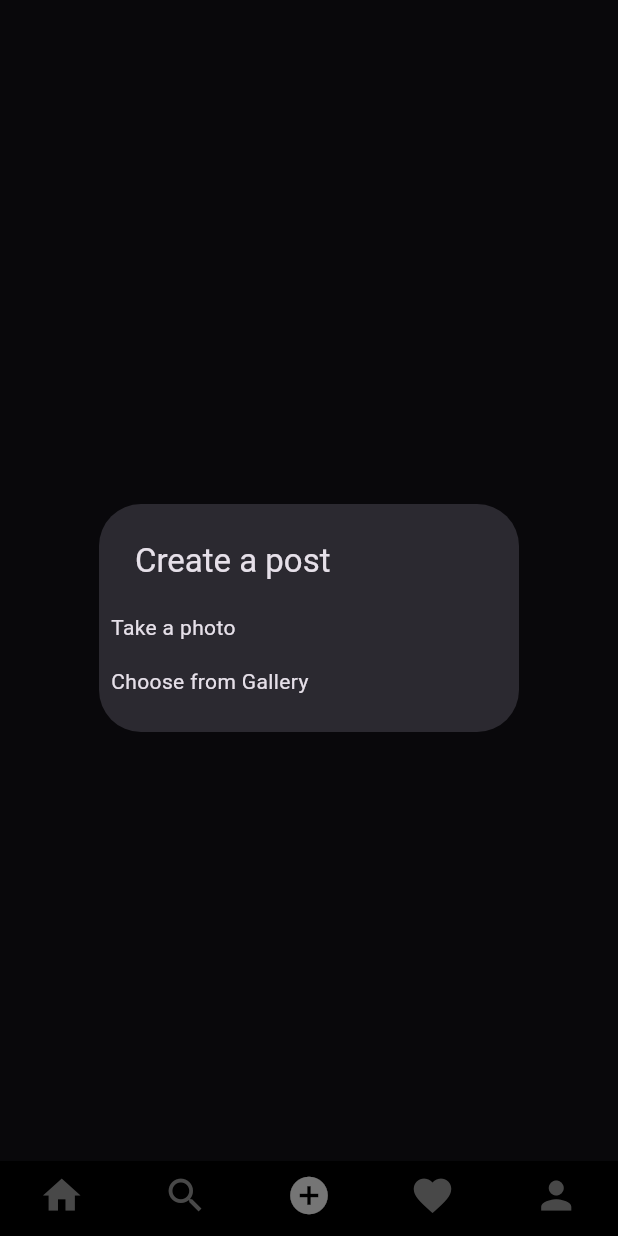
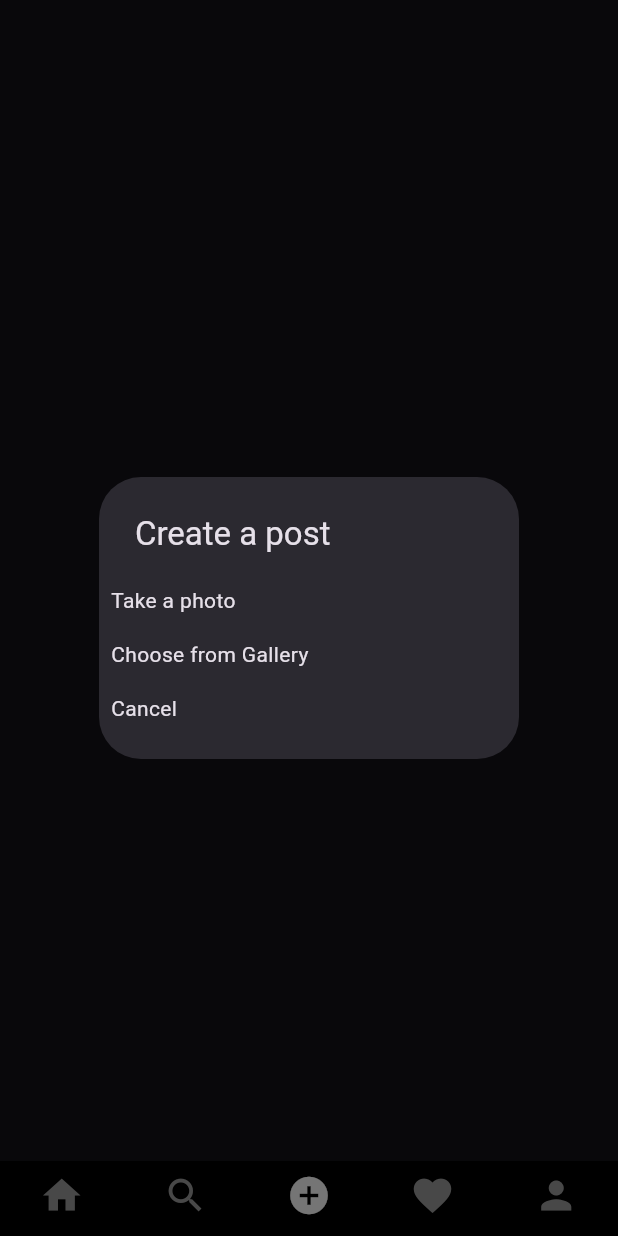
Before and after one commit to otmane-elb/instagram, a Flutter app: the screen it shows once a user with an empty profile is signed in, item 3 of the bottom bar chosen, after a tap on the "upload" icon, on a phone screen of 412 x 824 dp. Run offline on Flutter 3.47's test engine with Material 2 defaults, Android fonts, the phone set to English and light mode, and no system bars; our stand-ins replace cloud_firestore, firebase_auth, firebase_core, firebase_storage, flutter_svg, get and 2 more; accounts and stored records are empty.

Commit message:
AddPost controller / screen

```diff
--- a/lib/controllers/add_post_controller.dart
+++ b/lib/controllers/add_post_controller.dart
@@ -1,40 +1,82 @@
 import 'dart:typed_data';
 
+import 'package:cloud_firestore/cloud_firestore.dart';
+import 'package:firebase_core/firebase_core.dart';
 import 'package:flutter/material.dart';
 import 'package:get/get.dart';
 import 'package:image_picker/image_picker.dart';
+import 'package:instagramv2/models/post_model.dart';
+import 'package:instagramv2/services/storage.dart';
 import 'package:instagramv2/utils/image_picker.dart';
+import 'package:uuid/uuid.dart';
 
 class AddPostController extends GetxController {
   static AddPostController get instance => Get.find();
-  Rx<Uint8List>? Gfile;
+  late Rx<Uint8List?> gfile;
+  final FirebaseFirestore firestore = FirebaseFirestore.instance;
+
+  AddPostController() {
+    gfile = Rx<Uint8List?>(null);
+  }
   selectImage(BuildContext context) async {
     return showDialog(
         context: context,
         builder: (context) {
           return SimpleDialog(
-            title: Text("Create a post "),
+            title: const Text("Create a post "),
             children: [
               SimpleDialogOption(
-                padding: EdgeInsets.all(8),
-                child: Text("Take a photo"),
+                padding: const EdgeInsets.all(8),
+                child: const Text("Take a photo"),
                 onPressed: () async {
                   Get.back();
                   Uint8List file = await pickerimage(ImageSource.camera);
-                  Gfile?.value = file;
+                  gfile.value = file;
                 },
               ),
               SimpleDialogOption(
-                padding: EdgeInsets.all(8),
-                child: Text("Choose from Gallery"),
+                padding: const EdgeInsets.all(8),
+                child: const Text("Choose from Gallery"),
                 onPressed: () async {
                   Get.back();
                   Uint8List file = await pickerimage(ImageSource.gallery);
-                  Gfile?.value = file;
+                  gfile.value = file;
+                },
+              ),
+              SimpleDialogOption(
+                padding: const EdgeInsets.all(8),
+                child: const Text("Cancel "),
+                onPressed: () async {
+                  Get.back();
                 },
               ),
             ],
           );
         });
   }
+
+//
+
+  // add post to firestore
+  Future<String> uploadPost(String description, Uint8List file, String uid,
+      String profImage, String username) async {
+    String res = 'error';
+    try {
+      String photoUrl = await StorageMethodes()
+          .uploadImageToStorage('posts', file, true, uid);
+      String postId = Uuid().v1();
+      Post post = Post(
+          description: description,
+          uid: uid,
+          postId: postId,
+          username: username,
+          datePublished: DateTime.now(),
+          postUrl: photoUrl,
+          likes: [],
+          profImage: profImage);
+    } catch (e) {
+      res = e.toString();
+    }
+    return res;
+  }
 }
--- /dev/null
+++ b/lib/models/post_model.dart
@@ -0,0 +1,51 @@
+import 'package:cloud_firestore/cloud_firestore.dart';
+
+class Post {
+  final String description;
+  final String uid;
+  final String postId;
+  final String username;
+  final  datePublished;
+  final String postUrl;
+  final String profImage;
+  final likes;
+  const Post(
+      {required this.description,
+      required this.uid,
+      required this.postId,
+      required this.username,
+      required this.datePublished,
+      required this.postUrl,
+      required this.likes,
+      required this.profImage});
+  Map<String, dynamic> toJson() {
+    return {
+      'description': description,
+      'uid': uid,
+      'postId': postId,
+      'username': username,
+      'datePublished': datePublished,
+      'postUrl': postUrl,
+      'profImage': profImage,
+      'likes': likes,
+    };
+  }
+
+  static Post fromsnapshot(DocumentSnapshot snap) {
+    var snapshot = snap.data();
+    if (snapshot != null && snapshot is Map<String, dynamic>) {
+      return Post(
+        description: snapshot['description'],
+        uid: snapshot['uid'],
+        postId: snapshot['postId'],
+        username: snapshot['username'],
+        datePublished: snapshot['datePublished'],
+        postUrl: snapshot['postUrl'],
+        profImage: snapshot['profImage'],
+        likes: snapshot['likes'],
+      );
+    } else {
+      throw Exception('Invalid snapshot data');
+    }
+  }
+}
--- a/lib/models/user_model.dart
+++ b/lib/models/user_model.dart
@@ -29,8 +29,9 @@ class User {
     };
   }
 
-  static User fromsnapshot(DocumentSnapshot snap) {
-    var snapshot = snap.data() as Map<String, dynamic>;
+static User fromsnapshot(DocumentSnapshot snap) {
+  var snapshot = snap.data();
+  if (snapshot != null && snapshot is Map<String, dynamic>) {
     return User(
       email: snapshot['email'],
       uid: snapshot['uid'],
@@ -40,5 +41,9 @@ class User {
       followers: snapshot['followers'],
       following: snapshot['following'],
     );
+  } else {
+    throw Exception('Invalid snapshot data');
   }
 }
+
+}
--- a/lib/responsive/mobile_screen_layout.dart
+++ b/lib/responsive/mobile_screen_layout.dart
@@ -18,7 +18,7 @@ class MobileScreenLayout extends StatelessWidget {
     return Scaffold(
       body: SafeArea(
         child: PageView(
-            physics: NeverScrollableScrollPhysics(),
+            physics: const NeverScrollableScrollPhysics(),
             controller: pagecontroller.pageController.value,
             onPageChanged: (value) {},
             children: homeScreenItems),
--- a/lib/screens/add_post_screen.dart
+++ b/lib/screens/add_post_screen.dart
@@ -2,6 +2,7 @@ import 'package:flutter/foundation.dart';
 import 'package:flutter/material.dart';
 import 'package:get/get.dart';
 import 'package:instagramv2/controllers/add_post_controller.dart';
+import 'package:instagramv2/services/get_data.dart';
 import 'package:instagramv2/utils/colors.dart';
 
 class AddPostScreen extends StatelessWidget {
@@ -10,32 +11,42 @@ class AddPostScreen extends StatelessWidget {
   @override
   Widget build(BuildContext context) {
     final controller = Get.put(AddPostController());
-    Uint8List? file = controller.Gfile?.value;
+    final controller2 = Get.put(Databsecontroller());
+
+    return Obx(() {
+      Uint8List? file = controller.gfile.value;
+
       return file == null
           ? Center(
               child: IconButton(
                 onPressed: () {
                   controller.selectImage(context);
                 },
-                icon: Icon(Icons.upload)),
+                icon: const Icon(Icons.upload),
+              ),
             )
           : Scaffold(
               appBar: AppBar(
                 backgroundColor: mobileBackgroundColor,
                 leading: IconButton(
-                  onPressed: () {}, icon: const Icon(Icons.arrow_back)),
+                  onPressed: () {},
+                  icon: const Icon(Icons.arrow_back),
+                ),
                 title: const Text("Add Post"),
                 centerTitle: false,
                 actions: [
                   TextButton(
-                    onPressed: () {},
+                    onPressed: () {//post image
+                    },
                     child: const Text(
                       "Post",
                       style: TextStyle(
                         color: Colors.blue,
                         fontWeight: FontWeight.bold,
-                          fontSize: 16),
-                    ))
+                        fontSize: 16,
+                      ),
+                    ),
+                  ),
                 ],
               ),
               body: Column(
@@ -45,15 +56,16 @@ class AddPostScreen extends StatelessWidget {
                     crossAxisAlignment: CrossAxisAlignment.start,
                     children: [
                       CircleAvatar(
-                      backgroundImage: NetworkImage(
-                          'https://img.freepik.com/free-photo/spectral-light-illuminates-transparent-bright-blue-colored-peonies-abstract-flower-art-generative-ai_157027-1721.jpg?w=1060&t=st=1688151615~exp=1688152215~hmac=4d6704bf3943be304d668321fa4a91d7ba2ed0478bf5642a5383312e56f78fe0'),
+                        backgroundImage:
+                            NetworkImage(controller2.mUser.value!.photoUrl),
                       ),
                       SizedBox(
                         width: MediaQuery.of(context).size.width * 0.4,
-                      child: TextField(
+                        child: const TextField(
                           decoration: InputDecoration(
                             hintText: "Add caption ...",
-                            border: InputBorder.none),
+                            border: InputBorder.none,
+                          ),
                           maxLines: 8,
                         ),
                       ),
@@ -65,18 +77,20 @@ class AddPostScreen extends StatelessWidget {
                           child: Container(
                             decoration: BoxDecoration(
                               image: DecorationImage(
-                              image: NetworkImage(
-                                  'https://img.freepik.com/free-photo/spectral-light-illuminates-transparent-bright-blue-colored-peonies-abstract-flower-art-generative-ai_157027-1721.jpg?w=1060&t=st=1688151615~exp=1688152215~hmac=4d6704bf3943be304d668321fa4a91d7ba2ed0478bf5642a5383312e56f78fe0'),
+                                image: MemoryImage(file),
                                 fit: BoxFit.fill,
-                              alignment: FractionalOffset.topCenter),
-                        )),
+                                alignment: FractionalOffset.topCenter,
                               ),
                             ),
-                    Divider(),
+                          ),
+                        ),
+                      ),
+                      const Divider(),
                     ],
-                )
+                  ),
                 ],
               ),
             );
+    });
   }
 }
--- a/lib/utils/constants.dart
+++ b/lib/utils/constants.dart
@@ -1,9 +1,10 @@
 import 'package:flutter/material.dart';
 import 'package:instagramv2/screens/add_post_screen.dart';
+import 'package:instagramv2/screens/home.dart';
 
 const webScreenSize = 600;
 const homeScreenItems = [
-  Text("home"),
+  Home(),
   Text("home1"),
   AddPostScreen(),
   Text("home3"),
--- a/pubspec.yaml
+++ b/pubspec.yaml
@@ -44,6 +44,7 @@ dependencies:
   cached_network_image: ^3.2.3
   image_picker: ^0.8.9
   photo_view: ^0.14.0
+  uuid: ^3.0.7
 
 dev_dependencies:
   flutter_test:
```
Also changed, not shown: pubspec.lock. Lines whose indentation alone changed are shown as unchanged.
